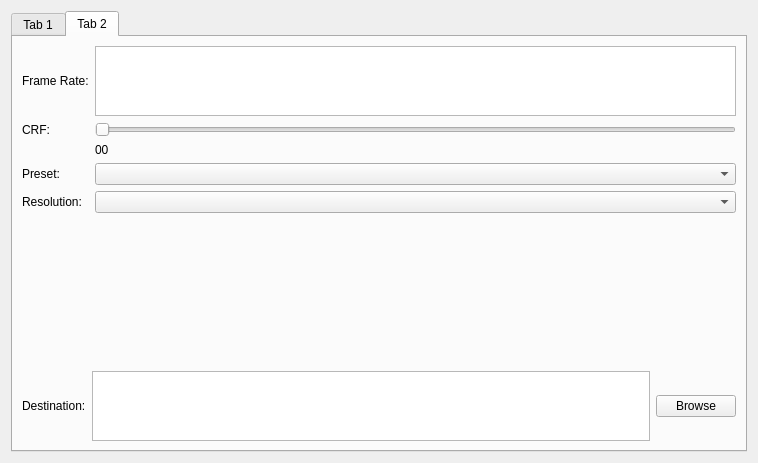
Before: the Qt Designer form form.ui in dragonforce-devs/simple-video-converter, drawn with Qt 5.
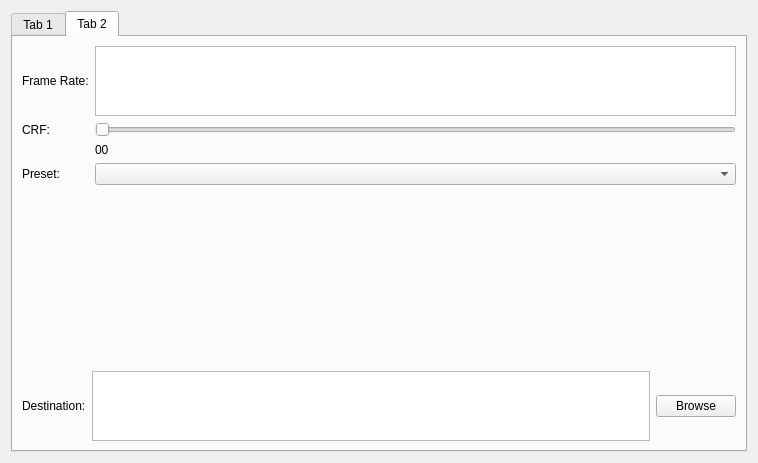
After: the same form once the commit is applied. The open tabs and pages were chosen to show the change.

Commit message: all GUI elements are working

```diff
--- a/form.ui
+++ b/form.ui
@@ -132,13 +132,6 @@
           <layout class="QHBoxLayout" name="horizontalLayout_2">
            <item>
             <layout class="QGridLayout" name="gridLayout">
-             <item row="7" column="0">
-              <widget class="QLabel" name="label_7">
-               <property name="text">
-                <string>Resolution:</string>
-               </property>
-              </widget>
-             </item>
              <item row="2" column="2">
               <widget class="QSlider" name="crfSlider">
                <property name="orientation">
@@ -167,9 +160,6 @@
                </property>
               </widget>
              </item>
-             <item row="7" column="2">
-              <widget class="QComboBox" name="comboReso"/>
-             </item>
              <item row="1" column="2">
               <widget class="QTextEdit" name="textFrameRate"/>
              </item>
```
Left out of the diff: 4 changed lines with no effect on the pictures. The commit also changes 2 other files.
